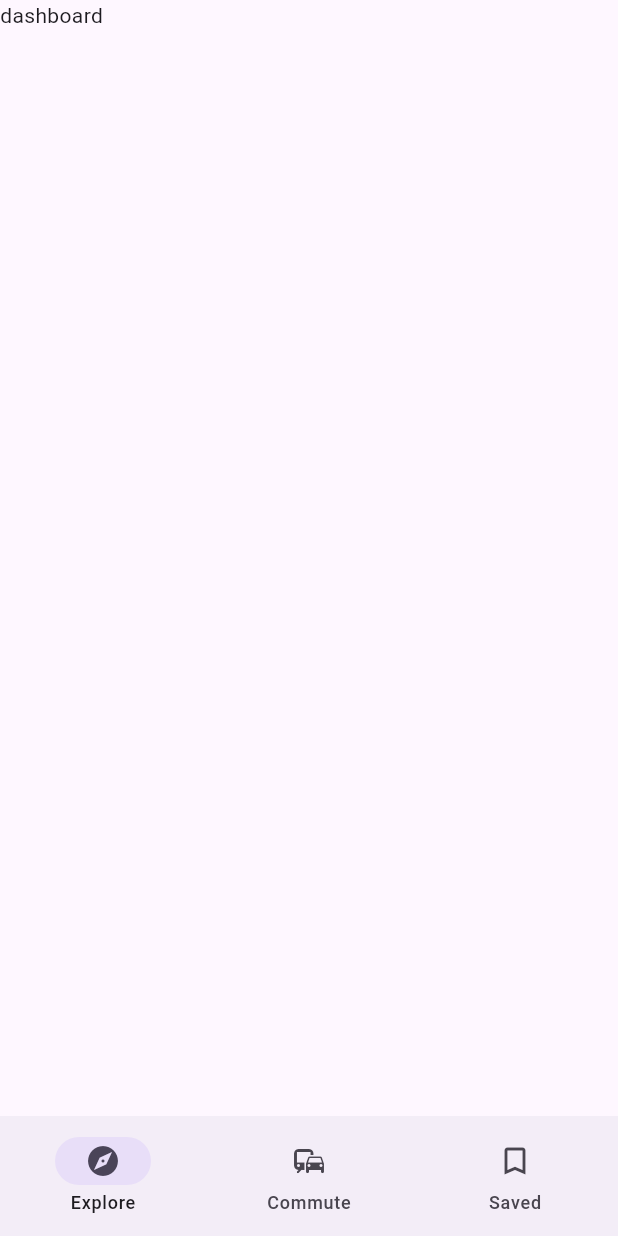
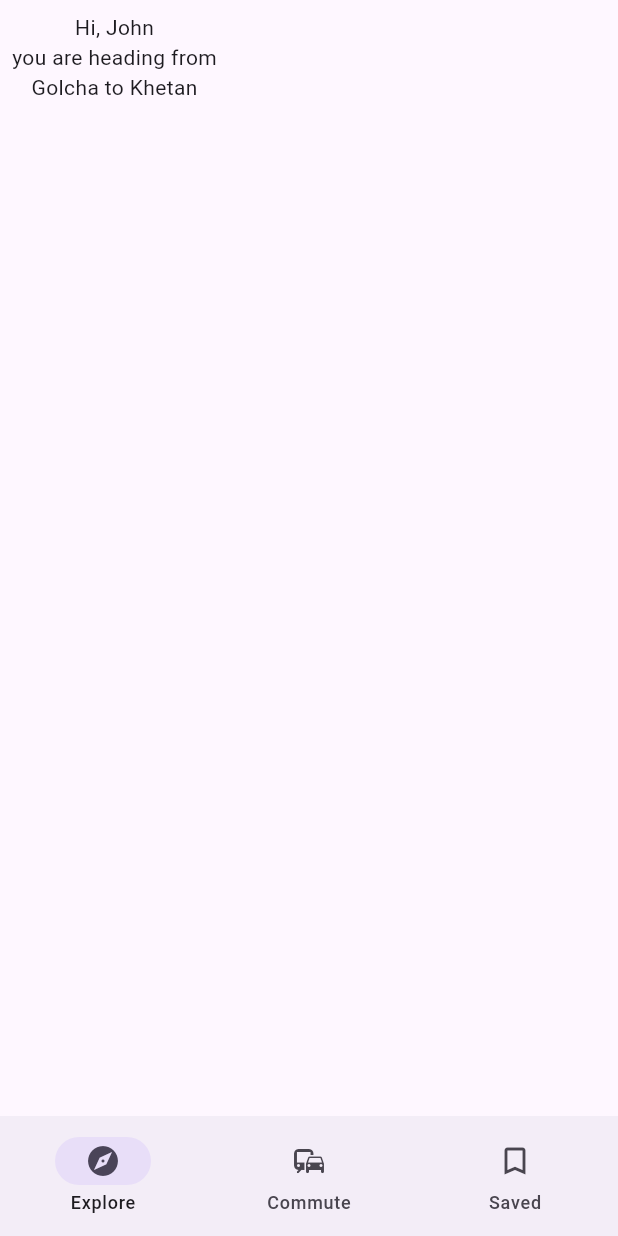
Before and after one commit to jamesii-b/bazarmilo-app, a Flutter app: the screen it shows after launch, on a phone screen of 412 x 824 dp. Run offline on Flutter 3.47's test engine with Material 3 defaults, Android fonts, the light colour scheme and no system bars; missing offline and left inert: flutter_osm_plugin.

```diff
--- a/lib/main.dart
+++ b/lib/main.dart
@@ -1,3 +1,4 @@
+import 'package:bazarmilo/views/pages/authentication/authentication.dart';
 import 'package:bazarmilo/views/pages/profile/profile.dart';
 import 'package:bazarmilo/views/pages/navigation/maps.dart';
 import 'package:flutter/material.dart';
@@ -19,8 +20,9 @@ class MyApp extends StatelessWidget {
         theme: ThemeData(useMaterial3: true),
         initialRoute: '/',
         routes: {
-          '/': (context) => Dashboard(),
-          '/map': (context) => const mapsPage(),
+          '/': (context) => Authentication(),
+          '/home': (context) => Dashboard(),
+          '/map': (context) => mapPage(),
           '/profile': (context) => profile(),
         },
       ),
--- a/lib/views/dashboard/dashboard.dart
+++ /dev/null
@@ -1,19 +0,0 @@
-import 'package:bazarmilo/views/components/navbar.dart';
-import 'package:flutter/material.dart';
-
-class Dashboard extends StatefulWidget {
-  const Dashboard({super.key});
-
-  @override
-  State<Dashboard> createState() => _DashboardState();
-}
-
-class _DashboardState extends State<Dashboard> {
-  @override
-  Widget build(BuildContext context) {
-    return Scaffold(
-      bottomNavigationBar: bottomNavigationBar(currentPageIndex: 0),
-      body: const Text("dashboard"),
-    );
-  }
-}
--- a/lib/views/pages/dashboard/dashboard.dart
+++ b/lib/views/pages/dashboard/dashboard.dart
@@ -9,11 +9,25 @@ class Dashboard extends StatefulWidget {
 }
 
 class _DashboardState extends State<Dashboard> {
+  String firstName = "John";
   @override
   Widget build(BuildContext context) {
     return Scaffold(
-      bottomNavigationBar: bottomNavigationBar(currentPageIndex: 0),
-      body: const Text("dashboard"),
-    );
+        bottomNavigationBar: bottomNavigationBar(currentPageIndex: 0),
+        body: Padding(
+          padding: const EdgeInsets.all(8.0),
+          child: Column(
+            children: [
+              Text("Hi, ${firstName}"),
+              Column(
+                children: [
+                  Text("you are heading from"),
+                  Text("Golcha to Khetan"),
+
+                ],
+              )
+            ],
+          ),
+        ));
   }
 }
```
Also changed, not shown: lib/models/authentication.dart (added, +33 -0 lines), lib/models/journey.dart (added, +29 -0 lines), lib/viewmodels/journeyData.dart (added, +42 -0 lines), lib/views/pages/authentication/authentication.dart (added, +42 -0 lines), lib/views/pages/navigation/maps.dart (+56 -6 lines), pubspec.yaml (+2 -5 lines), lib/viewmodels/authentication.dart (added), pubspec.lock, 3 other files.
